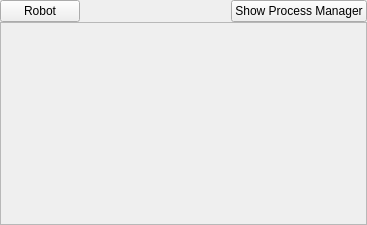
dasys-lab/alica-essentials, file rqt_robot_control/src/rqt_robot_control/ControlledRobot.ui: the form before one commit.
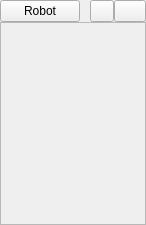
The form after the commit. Icons and pictures are not drawn.

What changed in the file:
```diff
--- a/rqt_robot_control/src/rqt_robot_control/ControlledRobot.ui
+++ b/rqt_robot_control/src/rqt_robot_control/ControlledRobot.ui
@@ -9,7 +9,7 @@
    <rect>
     <x>0</x>
     <y>0</y>
-    <width>367</width>
+    <width>146</width>
     <height>225</height>
    </rect>
   </property>
@@ -43,13 +43,19 @@
    </property>
    <item>
     <layout class="QVBoxLayout" name="verticalLayout">
+     <property name="spacing">
+      <number>0</number>
+     </property>
+     <property name="sizeConstraint">
+      <enum>QLayout::SetMaximumSize</enum>
+     </property>
      <item>
       <layout class="QHBoxLayout" name="toolbarLayout" stretch="0,0,0,0">
        <property name="spacing">
         <number>0</number>
        </property>
        <property name="sizeConstraint">
-        <enum>QLayout::SetDefaultConstraint</enum>
+        <enum>QLayout::SetMaximumSize</enum>
        </property>
        <property name="leftMargin">
         <number>0</number>
@@ -91,6 +97,12 @@
            <verstretch>0</verstretch>
           </sizepolicy>
          </property>
+         <property name="maximumSize">
+          <size>
+           <width>24</width>
+           <height>24</height>
+          </size>
+         </property>
          <property name="locale">
           <locale language="English" country="UnitedKingdom"/>
          </property>
@@ -103,15 +115,15 @@
          </property>
          <property name="iconSize">
           <size>
-           <width>32</width>
-           <height>32</height>
+           <width>16</width>
+           <height>16</height>
           </size>
          </property>
          <property name="checkable">
           <bool>true</bool>
          </property>
          <property name="flat">
-          <bool>true</bool>
+          <bool>false</bool>
          </property>
         </widget>
        </item>
@@ -123,8 +135,24 @@
            <verstretch>0</verstretch>
           </sizepolicy>
          </property>
+         <property name="maximumSize">
+          <size>
+           <width>32</width>
+           <height>24</height>
+          </size>
+         </property>
          <property name="text">
-          <string>Show Process Manager</string>
+          <string/>
+         </property>
+         <property name="icon">
+          <iconset>
+           <normaloff>../../resources/System-Monitor.png</normaloff>../../resources/System-Monitor.png</iconset>
+         </property>
+         <property name="iconSize">
+          <size>
+           <width>24</width>
+           <height>24</height>
+          </size>
          </property>
         </widget>
        </item>
@@ -146,8 +174,8 @@
          <rect>
           <x>0</x>
           <y>0</y>
-          <width>363</width>
-          <height>171</height>
+          <width>142</width>
+          <height>192</height>
          </rect>
         </property>
         <layout class="QGridLayout" name="gridLayout_2"/>
```
Left out of the diff: 2 changed lines with no effect on the pictures.
